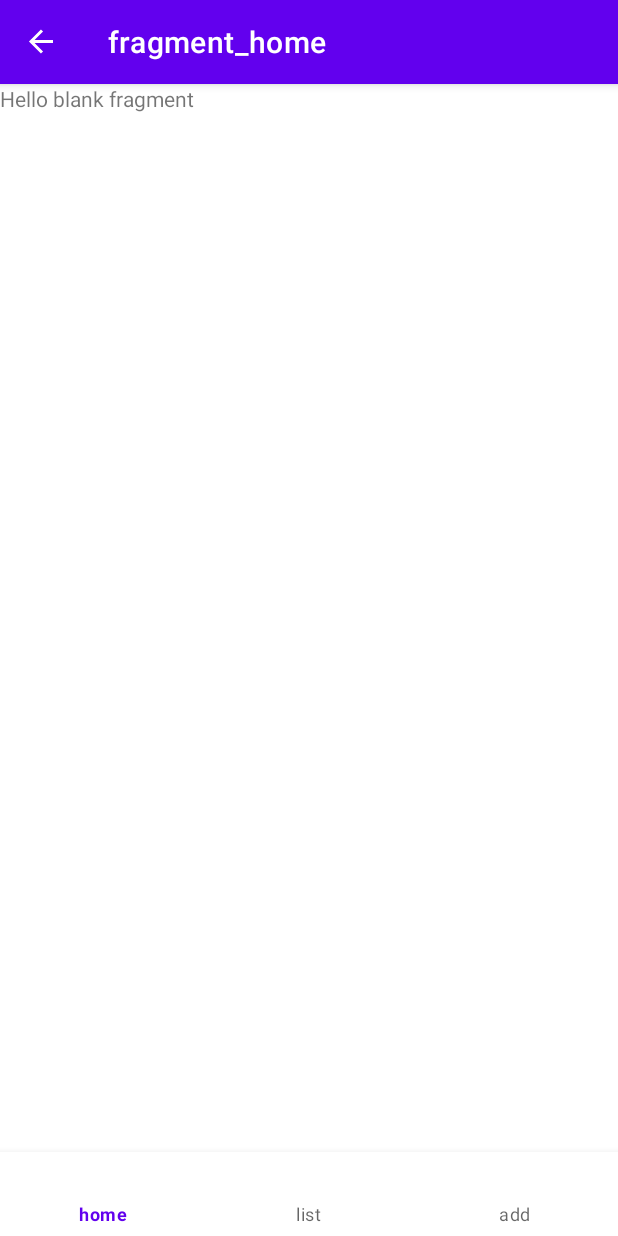
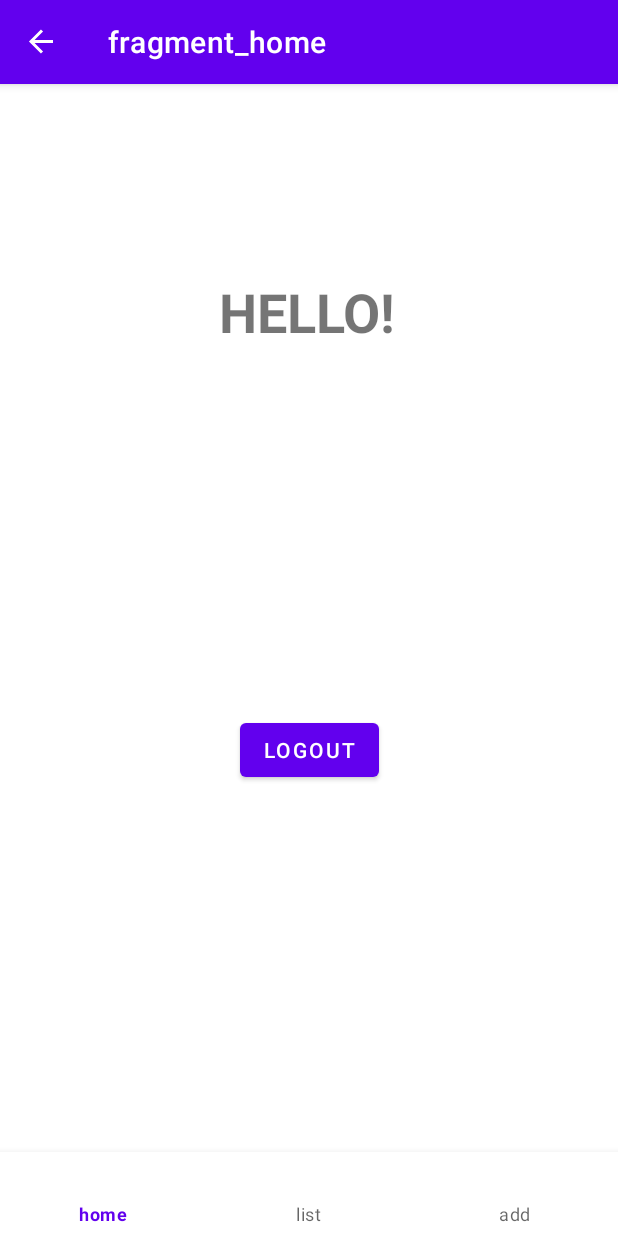
Before and after one commit to RefaelAdmoni/InstaDiamonds, an Android app: the HomeFragment screen opened through its navigation route, on a phone screen of 412 x 824 dp. Run offline under Robolectric (Android 15) with nearby library versions, the phone set to English and light mode, and no system bars; our stand-ins replace Firebase (no records; nobody signed in at launch, a user with empty details on screens opened directly), navigation-ui; Roboto replaces fonts that are not available here.

Commit message:
login & sign up & logout

```diff
--- a/app/build.gradle
+++ b/app/build.gradle
@@ -46,17 +46,15 @@ dependencies {
     implementation 'com.android.support:support-annotations:28.0.0'
     implementation 'com.google.firebase:firebase-analytics'
     implementation 'com.google.firebase:firebase-storage'
-    implementation 'com.google.firebase:firebase-auth'
+    implementation 'com.google.firebase:firebase-auth:20.0.2'
     implementation 'com.google.firebase:firebase-firestore'
-    implementation platform('com.google.firebase:firebase-bom:26.2.0')
+    implementation platform('com.google.firebase:firebase-bom:26.3.0')
 
     androidTestImplementation 'androidx.test.ext:junit:1.1.1'
     androidTestImplementation 'androidx.test.espresso:espresso-core:3.2.0'
     annotationProcessor 'androidx.room:room-compiler:2.2.6'
     testImplementation 'junit:junit:4.+'
 
-    implementation 'com.google.firebase:firebase-auth:20.0.2'
-
     //AndroidX navigation:
     def nav_version = '2.3.2'
     implementation "androidx.navigation:navigation-fragment:$nav_version"
--- a/app/src/main/java/com/example/instadiamond/HomeFragment.java
+++ b/app/src/main/java/com/example/instadiamond/HomeFragment.java
@@ -1,5 +1,6 @@
 package com.example.instadiamond;
 
+import android.content.Intent;
 import android.os.Bundle;
 
 import androidx.fragment.app.Fragment;
@@ -7,58 +8,48 @@ import androidx.fragment.app.Fragment;
 import android.view.LayoutInflater;
 import android.view.View;
 import android.view.ViewGroup;
+import android.widget.Button;
+import android.widget.TextView;
 
-/**
- * A simple {@link Fragment} subclass.
- * Use the {@link HomeFragment#newInstance} factory method to
- * create an instance of this fragment.
- */
+import com.example.instadiamond.Authentication.MainActivity;
+import com.google.firebase.auth.FirebaseAuth;
+
+
 public class HomeFragment extends Fragment {
 
-    // TODO: Rename parameter arguments, choose names that match
-    // the fragment initialization parameters, e.g. ARG_ITEM_NUMBER
-    private static final String ARG_PARAM1 = "param1";
-    private static final String ARG_PARAM2 = "param2";
+    TextView name_tv;
+    Button logout_btn;
+    FirebaseAuth firebaseAuth;
 
-    // TODO: Rename and change types of parameters
-    private String mParam1;
-    private String mParam2;
 
     public HomeFragment() {
         // Required empty public constructor
     }
 
-    /**
-     * Use this factory method to create a new instance of
-     * this fragment using the provided parameters.
-     *
-     * @param param1 Parameter 1.
-     * @param param2 Parameter 2.
-     * @return A new instance of fragment HomeFragment.
-     */
-    // TODO: Rename and change types and number of parameters
-    public static HomeFragment newInstance(String param1, String param2) {
-        HomeFragment fragment = new HomeFragment();
-        Bundle args = new Bundle();
-        args.putString(ARG_PARAM1, param1);
-        args.putString(ARG_PARAM2, param2);
-        fragment.setArguments(args);
-        return fragment;
-    }
-
-    @Override
-    public void onCreate(Bundle savedInstanceState) {
-        super.onCreate(savedInstanceState);
-        if (getArguments() != null) {
-            mParam1 = getArguments().getString(ARG_PARAM1);
-            mParam2 = getArguments().getString(ARG_PARAM2);
-        }
-    }
-
     @Override
     public View onCreateView(LayoutInflater inflater, ViewGroup container,
                              Bundle savedInstanceState) {
+        View view = inflater.inflate(R.layout.fragment_home, container, false);
+
         // Inflate the layout for this fragment
-        return inflater.inflate(R.layout.fragment_home, container, false);
+
+        firebaseAuth = FirebaseAuth.getInstance();
+
+        name_tv = view.findViewById(R.id.name_tv_home_frag);
+        logout_btn = view.findViewById(R.id.logout_btn_home);
+
+        if (firebaseAuth.getCurrentUser() != null) {
+            name_tv.setText(firebaseAuth.getCurrentUser().getEmail());
+        }
+
+        logout_btn.setOnClickListener(new View.OnClickListener() {
+            @Override
+            public void onClick(View v) {
+                firebaseAuth.signOut();
+                startActivity(new Intent(getActivity().getApplicationContext(),MainActivity.class));
+            }
+        });
+
+        return view;
     }
 }
--- a/app/src/main/res/layout/activity_main.xml
+++ b/app/src/main/res/layout/activity_main.xml
@@ -39,7 +39,7 @@
         app:layout_constraintTop_toBottomOf="@+id/welcome_tv" />
 
     <Button
-        android:id="@+id/Btn_login_mainActivity"
+        android:id="@+id/btn_login_mainActivity"
         android:layout_width="214dp"
         android:layout_height="59dp"
         android:layout_marginTop="150dp"
@@ -56,7 +56,7 @@
         android:id="@+id/btn_register_mainActivity"
         android:layout_width="214dp"
         android:layout_height="59dp"
-        android:layout_marginTop="25dp"
+        android:layout_marginTop="36dp"
         android:backgroundTint="@color/black_overlay"
         android:text="Register"
         android:textSize="22sp"
@@ -64,5 +64,5 @@
         app:layout_constraintEnd_toEndOf="parent"
         app:layout_constraintHorizontal_bias="0.497"
         app:layout_constraintStart_toStartOf="parent"
-        app:layout_constraintTop_toBottomOf="@+id/Btn_login_mainActivity" />
+        app:layout_constraintTop_toBottomOf="@+id/btn_login_mainActivity" />
 </androidx.constraintlayout.widget.ConstraintLayout>
--- a/app/src/main/res/layout/fragment_home.xml
+++ b/app/src/main/res/layout/fragment_home.xml
@@ -1,14 +1,46 @@
 <?xml version="1.0" encoding="utf-8"?>
-<FrameLayout xmlns:android="http://schemas.android.com/apk/res/android"
+<androidx.constraintlayout.widget.ConstraintLayout xmlns:android="http://schemas.android.com/apk/res/android"
+    xmlns:app="http://schemas.android.com/apk/res-auto"
     xmlns:tools="http://schemas.android.com/tools"
     android:layout_width="match_parent"
     android:layout_height="match_parent"
     tools:context=".HomeFragment">
 
-    <!-- TODO: Update blank fragment layout -->
     <TextView
-        android:layout_width="match_parent"
-        android:layout_height="match_parent"
-        android:text="@string/hello_blank_fragment" />
+        android:id="@+id/textView"
+        android:layout_width="162dp"
+        android:layout_height="64dp"
+        android:text="Hello!"
+        android:textAlignment="center"
+        android:textAllCaps="true"
+        android:textSize="36sp"
+        android:textStyle="bold"
+        app:layout_constraintBottom_toTopOf="@+id/name_tv_home_frag"
+        app:layout_constraintEnd_toEndOf="parent"
+        app:layout_constraintHorizontal_bias="0.497"
+        app:layout_constraintStart_toStartOf="parent"
+        app:layout_constraintTop_toTopOf="parent"
+        app:layout_constraintVertical_bias="0.71" />
 
-</FrameLayout>
+    <TextView
+        android:id="@+id/name_tv_home_frag"
+        android:layout_width="wrap_content"
+        android:layout_height="wrap_content"
+        android:layout_marginBottom="128dp"
+        android:text="Name"
+        android:textSize="36sp"
+        app:layout_constraintBottom_toTopOf="@+id/logout_btn_home"
+        app:layout_constraintEnd_toEndOf="parent"
+        app:layout_constraintHorizontal_bias="0.504"
+        app:layout_constraintStart_toStartOf="parent" />
+
+    <Button
+        android:id="@+id/logout_btn_home"
+        android:layout_width="wrap_content"
+        android:layout_height="wrap_content"
+        android:layout_marginBottom="244dp"
+        android:text="Logout"
+        app:layout_constraintBottom_toBottomOf="parent"
+        app:layout_constraintEnd_toEndOf="parent"
+        app:layout_constraintStart_toStartOf="parent" />
+</androidx.constraintlayout.widget.ConstraintLayout>
```
Also changed, not shown: app/src/main/AndroidManifest.xml (+5 -14 lines), app/src/main/java/com/example/instadiamond/AddNewProductFragment.java (+27 -10 lines), app/src/main/java/com/example/instadiamond/Authentication/Login.java (+79 -2 lines), app/src/main/java/com/example/instadiamond/Authentication/MainActivity.java (+33 -0 lines), app/src/main/java/com/example/instadiamond/Authentication/Register.java (+88 -0 lines), app/src/main/res/layout/activity_login.xml (+11 -22 lines), app/src/main/res/layout/activity_register.xml (+37 -16 lines).
